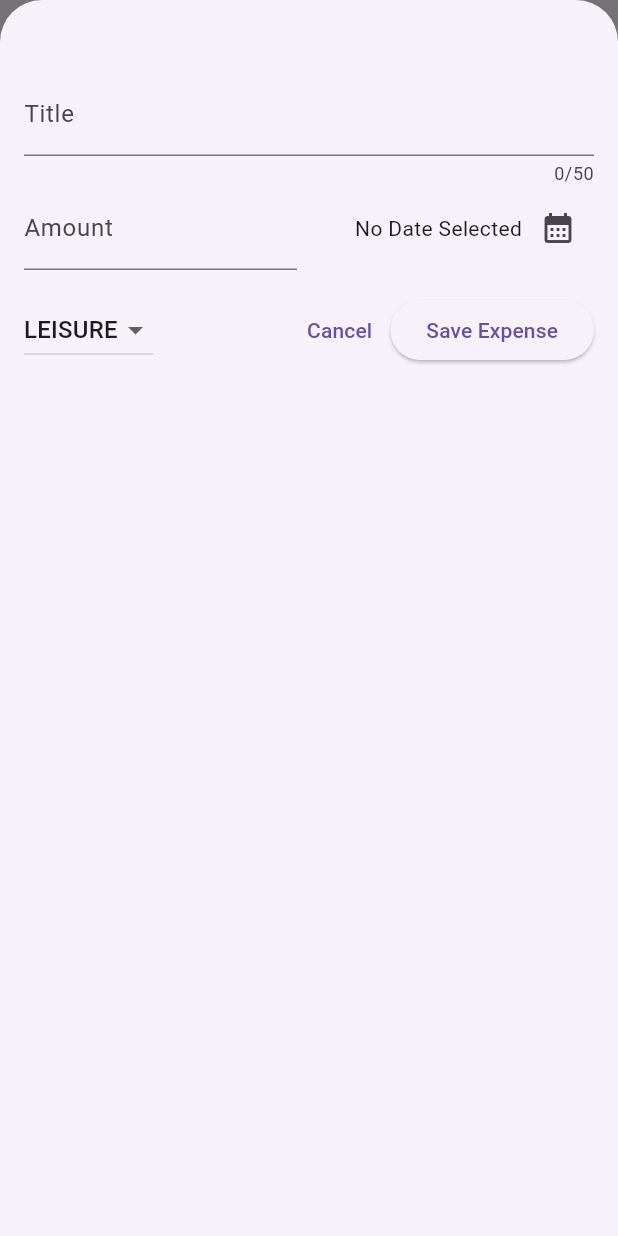
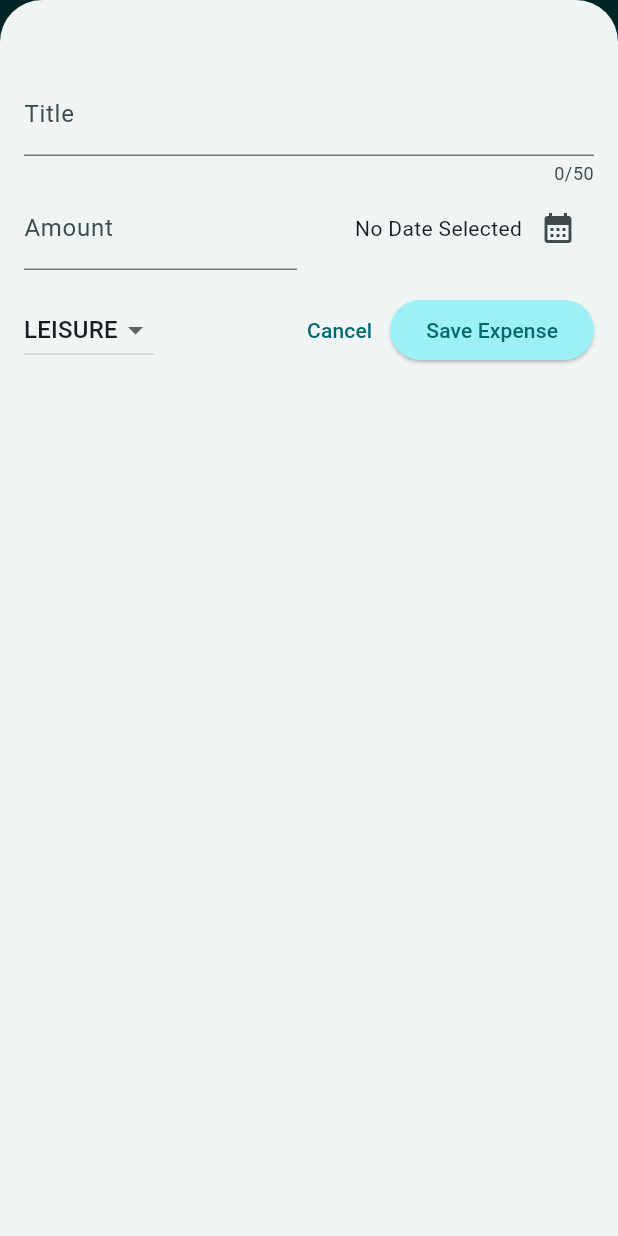
Before and after one commit to OkpePhillips/flutter_course, a Flutter app: the screen it shows after launch, after a tap on the "add" icon, on a phone screen of 412 x 824 dp. Run offline on Flutter 3.47's test engine with Material 3 defaults, Android fonts, the phone set to English and light mode, and no system bars.

Commit message:
Added more features including theming and controlling modes

```diff
--- a/expense_tracker/lib/main.dart
+++ b/expense_tracker/lib/main.dart
@@ -1,9 +1,56 @@
 import 'package:flutter/material.dart';
 import 'package:expense_tracker/widgets/expenses.dart';
 
+var kcolorScheme =
+    ColorScheme.fromSeed(seedColor: const Color.fromARGB(255, 107, 227, 235));
+
+var kDarkColorScheme = ColorScheme.fromSeed(
+  brightness: Brightness.dark,
+  seedColor: const Color.fromARGB(255, 5, 99, 125),
+);
 void main() {
-  runApp(const MaterialApp(
-    home: Expenses(),
-  ),
+  runApp(
+    MaterialApp(
+      debugShowCheckedModeBanner: false,
+      darkTheme: ThemeData.dark().copyWith(
+        colorScheme: kDarkColorScheme,
+        cardTheme: const CardTheme().copyWith(
+          color: kDarkColorScheme.secondaryContainer,
+          margin: const EdgeInsets.symmetric(horizontal: 16, vertical: 8),
+        ),
+        elevatedButtonTheme: ElevatedButtonThemeData(
+          style: ElevatedButton.styleFrom(
+            backgroundColor: kDarkColorScheme.primaryContainer,
+            foregroundColor: kDarkColorScheme.onPrimaryContainer,
+          ),
+        ),
+      ),
+      theme: ThemeData().copyWith(
+        colorScheme: kcolorScheme,
+        appBarTheme: const AppBarTheme().copyWith(
+          backgroundColor: kcolorScheme.onPrimaryContainer,
+          foregroundColor: kcolorScheme.primaryContainer,
+          centerTitle: true,
+        ),
+        cardTheme: const CardTheme().copyWith(
+          color: kcolorScheme.secondaryContainer,
+          margin: const EdgeInsets.symmetric(horizontal: 16, vertical: 8),
+        ),
+        elevatedButtonTheme: ElevatedButtonThemeData(
+          style: ElevatedButton.styleFrom(
+            backgroundColor: kcolorScheme.primaryContainer,
+          ),
+        ),
+        textTheme: ThemeData().textTheme.copyWith(
+              titleLarge: TextStyle(
+                fontWeight: FontWeight.bold,
+                fontSize: 16,
+                color: kcolorScheme.onSecondaryContainer,
+              ),
+            ),
+      ),
+      themeMode: ThemeMode.system,
+      home: const Expenses(),
+    ),
   );
 }
--- a/expense_tracker/lib/widgets/expense_item.dart
+++ b/expense_tracker/lib/widgets/expense_item.dart
@@ -15,8 +15,12 @@ class ExpenseItem extends StatelessWidget {
           vertical: 16,
         ),
         child: Column(
+          crossAxisAlignment: CrossAxisAlignment.start,
           children: [
-            Text(expense.title),
+            Text(
+              expense.title,
+              style: Theme.of(context).textTheme.titleLarge,
+            ),
             const SizedBox(),
             Row(
               children: [
--- a/expense_tracker/lib/widgets/expenses_list.dart
+++ b/expense_tracker/lib/widgets/expenses_list.dart
@@ -14,6 +14,11 @@ class ExpensesList extends StatelessWidget {
     return ListView.builder(
       itemCount: expenses.length,
       itemBuilder: (ctx, index) => Dismissible(
+        background: Container(
+          color: Theme.of(context).colorScheme.error.withOpacity(0.75),
+          margin: EdgeInsets.symmetric(
+              horizontal: Theme.of(context).cardTheme.margin!.horizontal),
+        ),
         key: ValueKey(expenses[index]),
         onDismissed: (direction) {
           onRemoveExpense(expenses[index]);
--- a/expense_tracker/lib/widgets/new_expense.dart
+++ b/expense_tracker/lib/widgets/new_expense.dart
@@ -77,6 +77,7 @@ class _ExpensesState extends State<NewExpense> {
     return Padding(
       padding: const EdgeInsets.fromLTRB(16, 48, 16, 16),
       child: Column(
+        crossAxisAlignment: CrossAxisAlignment.start,
         children: [
           TextField(
             controller: _titleController,
```
